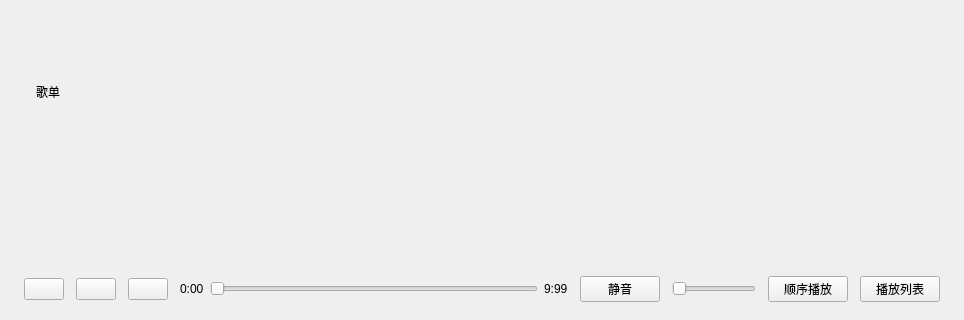
The window that mainwindow.ui (Modolet/1Music) describes before a commit, drawn with Qt 5; both pictures show x 0 to 964 and y 330 to 650 of the 964 by 650 pixel window.
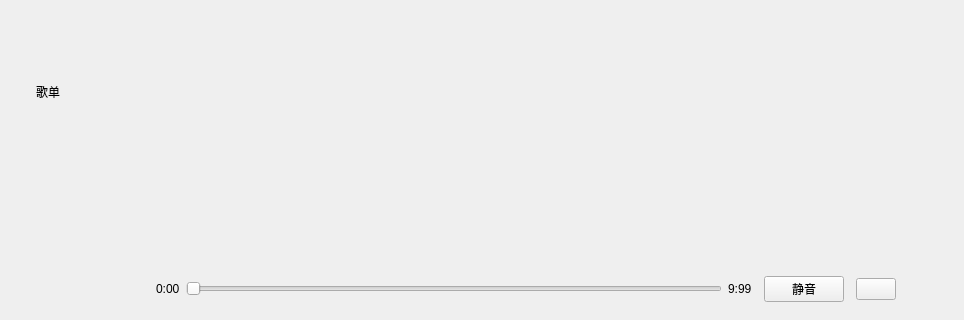
The same window after the commit. Icons and pictures are not drawn. Custom widgets are drawn as their Qt base class.

Commit message: 实现了播放暂停的功能

```diff
--- a/mainwindow.ui
+++ b/mainwindow.ui
@@ -388,7 +388,7 @@
     </item>
     <item>
      <widget class="QWidget" name="widget_Bottom" native="true">
-      <layout class="QHBoxLayout" name="horizontalLayout" stretch="0,0,0,0,0,0,0,0,1,0,0,0,0,0,0,0,0,0,0">
+      <layout class="QHBoxLayout" name="horizontalLayout" stretch="0,0,0,0,0,0,0,0,1,0,0,0,0,0,0,0,0">
        <item>
         <widget class="QFrame" name="frame_0">
          <property name="frameShape">
@@ -408,15 +408,16 @@
           </sizepolicy>
          </property>
          <property name="styleSheet">
-          <string notr="true">border-image:url(:/icon/ICONS/上一首.svg)</string>
+          <string notr="true">border:0px solid gray;
+background-color: rgba(255, 255, 255, 0);</string>
          </property>
          <property name="text">
           <string/>
          </property>
          <property name="iconSize">
           <size>
-           <width>16</width>
-           <height>16</height>
+           <width>40</width>
+           <height>40</height>
           </size>
          </property>
         </widget>
@@ -434,11 +435,22 @@
        <item>
         <widget class="QPushButtonPause" name="pushButton_PauseSong">
          <property name="styleSheet">
-          <string notr="true">border-image: url(:/icon/ICONS/音乐圈.svg);</string>
+          <string notr="true">border:0px solid gray;
+background-color: rgba(255, 255, 255, 0);</string>
          </property>
          <property name="text">
           <string/>
          </property>
+         <property name="icon">
+          <iconset resource="image.qrc">
+           <normaloff>:/icon/ICONS/暂停.svg</normaloff>:/icon/ICONS/暂停.svg</iconset>
+         </property>
+         <property name="iconSize">
+          <size>
+           <width>45</width>
+           <height>45</height>
+          </size>
+         </property>
         </widget>
        </item>
        <item>
@@ -454,11 +466,22 @@
        <item>
         <widget class="QPushButton" name="pushButton_NextSong">
          <property name="styleSheet">
-          <string notr="true">border-image: url(:/icon/ICONS/下一首.svg);</string>
+          <string notr="true">border:0px solid gray;
+background-color: rgba(255, 255, 255, 0);</string>
          </property>
          <property name="text">
           <string/>
          </property>
+         <property name="icon">
+          <iconset resource="image.qrc">
+           <normaloff>:/icon/ICONS/下一首.svg</normaloff>:/icon/ICONS/下一首.svg</iconset>
+         </property>
+         <property name="iconSize">
+          <size>
+           <width>40</width>
+           <height>40</height>
+          </size>
+         </property>
         </widget>
        </item>
        <item>
@@ -509,23 +532,6 @@
          </property>
         </widget>
        </item>
-       <item>
-        <widget class="QFrame" name="frame_5">
-         <property name="frameShape">
-          <enum>QFrame::StyledPanel</enum>
-         </property>
-         <property name="frameShadow">
-          <enum>QFrame::Raised</enum>
-         </property>
-        </widget>
-       </item>
-       <item>
-        <widget class="QSlider" name="horizontalSlider_Volume">
-         <property name="orientation">
-          <enum>Qt::Horizontal</enum>
-         </property>
-        </widget>
-       </item>
        <item>
         <widget class="QFrame" name="frame_6">
          <property name="frameShape">
@@ -539,7 +545,13 @@
        <item>
         <widget class="QPushButton" name="pushButton_Mode">
          <property name="text">
-          <string>顺序播放</string>
+          <string/>
+         </property>
+         <property name="iconSize">
+          <size>
+           <width>20</width>
+           <height>20</height>
+          </size>
          </property>
         </widget>
        </item>
@@ -555,8 +567,22 @@
        </item>
        <item>
         <widget class="QPushButton" name="pushButton_CurrentList">
+         <property name="styleSheet">
+          <string notr="true">border:0px solid gray;
+background-color: rgba(255, 255, 255, 0);</string>
+         </property>
          <property name="text">
-          <string>播放列表</string>
+          <string/>
+         </property>
+         <property name="icon">
+          <iconset resource="image.qrc">
+           <normaloff>:/icon/ICONS/其他.svg</normaloff>:/icon/ICONS/其他.svg</iconset>
+         </property>
+         <property name="iconSize">
+          <size>
+           <width>20</width>
+           <height>20</height>
+          </size>
          </property>
         </widget>
        </item>
```
Left out of the diff: 4 changed lines with no effect on the pictures. The commit also changes 3 other files.
